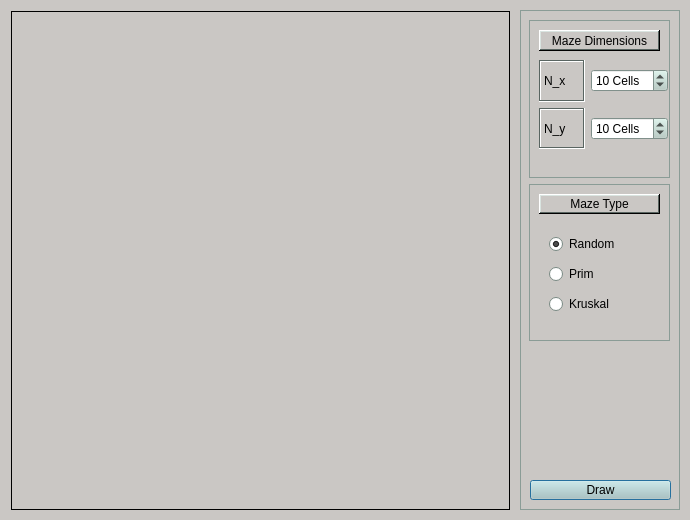
The window that MazeGui.ui (rpowel/maze) describes before a commit, drawn with Qt 5.
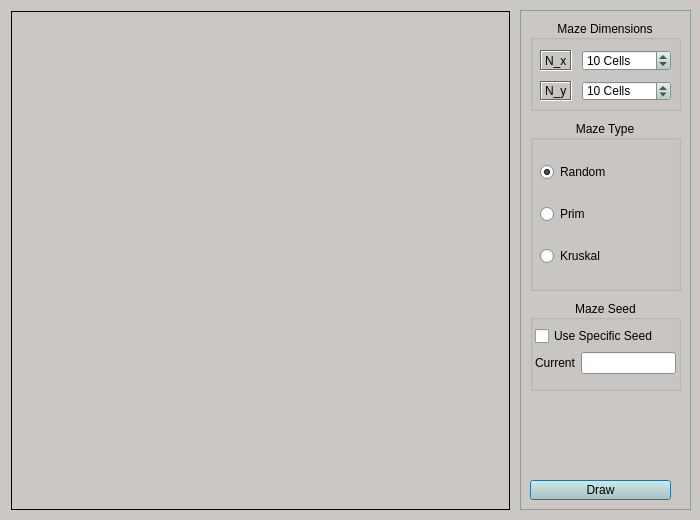
The same window after the commit.

Commit message:
On branch main  Your branch is up to date with 'origin/main'.
 Changes to be committed:
	modified:   MazeGui.ui
	modified:   __pycache__/mazegui.cpython-38.pyc
	modified:   mazegui.py

The edit to the form file:
```diff
--- a/MazeGui.ui
+++ b/MazeGui.ui
@@ -6,13 +6,13 @@
    <rect>
     <x>0</x>
     <y>0</y>
-    <width>690</width>
+    <width>700</width>
     <height>520</height>
    </rect>
   </property>
   <property name="minimumSize">
    <size>
-    <width>690</width>
+    <width>700</width>
     <height>520</height>
    </size>
   </property>
@@ -884,7 +884,7 @@
     <rect>
      <x>520</x>
      <y>10</y>
-     <width>160</width>
+     <width>171</width>
      <height>500</height>
     </rect>
    </property>
@@ -1325,36 +1325,125 @@
      <string>Draw</string>
     </property>
    </widget>
-   <widget class="QWidget" name="layoutWidget">
+   <widget class="QGroupBox" name="groupBox_3">
     <property name="geometry">
      <rect>
-      <x>9</x>
+      <x>10</x>
+      <y>290</y>
+      <width>151</width>
+      <height>91</height>
+     </rect>
+    </property>
+    <property name="title">
+     <string>Maze Seed</string>
+    </property>
+    <property name="alignment">
+     <set>Qt::AlignCenter</set>
+    </property>
+    <widget class="QWidget" name="">
+     <property name="geometry">
+      <rect>
+       <x>0</x>
+       <y>20</y>
+       <width>151</width>
+       <height>62</height>
+      </rect>
+     </property>
+     <layout class="QVBoxLayout" name="verticalLayout_4">
+      <property name="spacing">
+       <number>5</number>
+      </property>
+      <property name="leftMargin">
+       <number>5</number>
+      </property>
+      <property name="topMargin">
+       <number>5</number>
+      </property>
+      <property name="rightMargin">
+       <number>5</number>
+      </property>
+      <property name="bottomMargin">
+       <number>5</number>
+      </property>
+      <item>
+       <widget class="QCheckBox" name="checkBox">
+        <property name="text">
+         <string>Use Specific Seed</string>
+        </property>
+       </widget>
+      </item>
+      <item>
+       <layout class="QHBoxLayout" name="horizontalLayout">
+        <item>
+         <widget class="QLabel" name="seedLabel">
+          <property name="text">
+           <string>Current</string>
+          </property>
+         </widget>
+        </item>
+        <item>
+         <widget class="QLineEdit" name="lineEdit">
+          <property name="sizePolicy">
+           <sizepolicy hsizetype="Fixed" vsizetype="Fixed">
+            <horstretch>0</horstretch>
+            <verstretch>0</verstretch>
+           </sizepolicy>
+          </property>
+         </widget>
+        </item>
+       </layout>
+      </item>
+     </layout>
+    </widget>
+   </widget>
+   <widget class="QGroupBox" name="groupBox">
+    <property name="geometry">
+     <rect>
+      <x>10</x>
       <y>10</y>
-      <width>141</width>
-      <height>321</height>
+      <width>151</width>
+      <height>91</height>
      </rect>
     </property>
-    <layout class="QVBoxLayout" name="verticalLayout">
-     <item>
-      <widget class="QFrame" name="frame_4">
-       <property name="frameShape">
-        <enum>QFrame::StyledPanel</enum>
-       </property>
-       <property name="frameShadow">
-        <enum>QFrame::Raised</enum>
-       </property>
-       <widget class="QWidget" name="layoutWidget">
+    <property name="title">
+     <string>Maze Dimensions</string>
+    </property>
+    <property name="alignment">
+     <set>Qt::AlignCenter</set>
+    </property>
+    <widget class="QWidget" name="">
         <property name="geometry">
          <rect>
-          <x>10</x>
-          <y>40</y>
-          <width>129</width>
-          <height>89</height>
+       <x>0</x>
+       <y>20</y>
+       <width>151</width>
+       <height>71</height>
          </rect>
         </property>
         <layout class="QGridLayout" name="gridLayout">
+      <property name="leftMargin">
+       <number>10</number>
+      </property>
+      <property name="topMargin">
+       <number>10</number>
+      </property>
+      <property name="rightMargin">
+       <number>10</number>
+      </property>
+      <property name="bottomMargin">
+       <number>10</number>
+      </property>
+      <property name="spacing">
+       <number>10</number>
+      </property>
          <item row="0" column="0">
           <widget class="QLabel" name="nXLabel">
+        <property name="sizePolicy">
+         <sizepolicy hsizetype="Fixed" vsizetype="Preferred">
+          <horstretch>0</horstretch>
+          <verstretch>0</verstretch>
+         </sizepolicy>
+        </property>
            <property name="frameShape">
             <enum>QFrame::Box</enum>
            </property>
@@ -1366,8 +1455,20 @@
            </property>
           </widget>
          </item>
-         <item row="0" column="1" alignment="Qt::AlignHCenter|Qt::AlignVCenter">
+      <item row="0" column="1">
           <widget class="QSpinBox" name="nXBox">
+        <property name="sizePolicy">
+         <sizepolicy hsizetype="Preferred" vsizetype="Fixed">
+          <horstretch>0</horstretch>
+          <verstretch>0</verstretch>
+         </sizepolicy>
+        </property>
+        <property name="minimumSize">
+         <size>
+          <width>0</width>
+          <height>0</height>
+         </size>
+        </property>
            <property name="toolTip">
             <string>&lt;html&gt;&lt;head/&gt;&lt;body&gt;&lt;p&gt;Size of maze along x-axis.&lt;/p&gt;&lt;/body&gt;&lt;/html&gt;</string>
            </property>
@@ -1387,6 +1488,12 @@
          </item>
          <item row="1" column="0">
           <widget class="QLabel" name="nYLabel">
+        <property name="sizePolicy">
+         <sizepolicy hsizetype="Fixed" vsizetype="Preferred">
+          <horstretch>0</horstretch>
+          <verstretch>0</verstretch>
+         </sizepolicy>
+        </property>
            <property name="frameShape">
             <enum>QFrame::Box</enum>
            </property>
@@ -1398,8 +1505,14 @@
            </property>
           </widget>
          </item>
-         <item row="1" column="1" alignment="Qt::AlignHCenter|Qt::AlignVCenter">
+      <item row="1" column="1">
           <widget class="QSpinBox" name="nYBox">
+        <property name="sizePolicy">
+         <sizepolicy hsizetype="Preferred" vsizetype="Fixed">
+          <horstretch>0</horstretch>
+          <verstretch>0</verstretch>
+         </sizepolicy>
+        </property>
            <property name="toolTip">
             <string>&lt;html&gt;&lt;head/&gt;&lt;body&gt;&lt;p&gt;Size of maze along y-axis.&lt;/p&gt;&lt;/body&gt;&lt;/html&gt;</string>
            </property>
@@ -1419,73 +1532,29 @@
          </item>
         </layout>
        </widget>
-       <widget class="QLabel" name="dimensionLabel">
-        <property name="geometry">
-         <rect>
-          <x>10</x>
-          <y>10</y>
-          <width>121</width>
-          <height>21</height>
-         </rect>
-        </property>
-        <property name="frameShape">
-         <enum>QFrame::WinPanel</enum>
-        </property>
-        <property name="frameShadow">
-         <enum>QFrame::Raised</enum>
-        </property>
-        <property name="text">
-         <string>Maze Dimensions</string>
-        </property>
-        <property name="textFormat">
-         <enum>Qt::AutoText</enum>
-        </property>
-        <property name="alignment">
-         <set>Qt::AlignCenter</set>
-        </property>
-       </widget>
-      </widget>
-     </item>
-     <item>
-      <widget class="QFrame" name="frame_3">
-       <property name="frameShape">
-        <enum>QFrame::StyledPanel</enum>
-       </property>
-       <property name="frameShadow">
-        <enum>QFrame::Raised</enum>
-       </property>
-       <widget class="QLabel" name="mazeSelectLabel">
+   </widget>
+   <widget class="QGroupBox" name="groupBox_2">
         <property name="geometry">
          <rect>
           <x>10</x>
-          <y>10</y>
-          <width>121</width>
-          <height>20</height>
-         </rect>
-        </property>
-        <property name="frameShape">
-         <enum>QFrame::WinPanel</enum>
-        </property>
-        <property name="frameShadow">
-         <enum>QFrame::Raised</enum>
-        </property>
-        <property name="lineWidth">
-         <number>2</number>
-        </property>
-        <property name="text">
+      <y>110</y>
+      <width>151</width>
+      <height>171</height>
+     </rect>
+    </property>
+    <property name="title">
          <string>Maze Type</string>
         </property>
         <property name="alignment">
          <set>Qt::AlignCenter</set>
         </property>
-       </widget>
        <widget class="QWidget" name="layoutWidget">
         <property name="geometry">
          <rect>
-          <x>10</x>
-          <y>40</y>
-          <width>120</width>
-          <height>103</height>
+       <x>0</x>
+       <y>20</y>
+       <width>151</width>
+       <height>151</height>
          </rect>
         </property>
         <layout class="QVBoxLayout" name="verticalLayout_2">
@@ -1531,9 +1600,6 @@
         </layout>
        </widget>
       </widget>
-     </item>
-    </layout>
-   </widget>
   </widget>
  </widget>
  <tabstops>
```
Left out of the diff: 3 changed lines with no effect on the pictures. Lines whose indentation alone changed are shown as unchanged. The commit also changes 2 other files.
